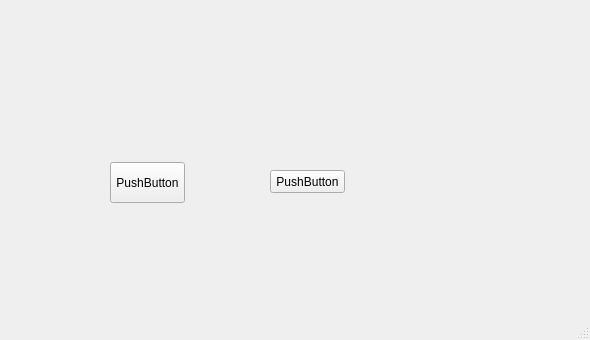
Old version of the form mainwindow.ui in the repository BMUlyashev/f1772.
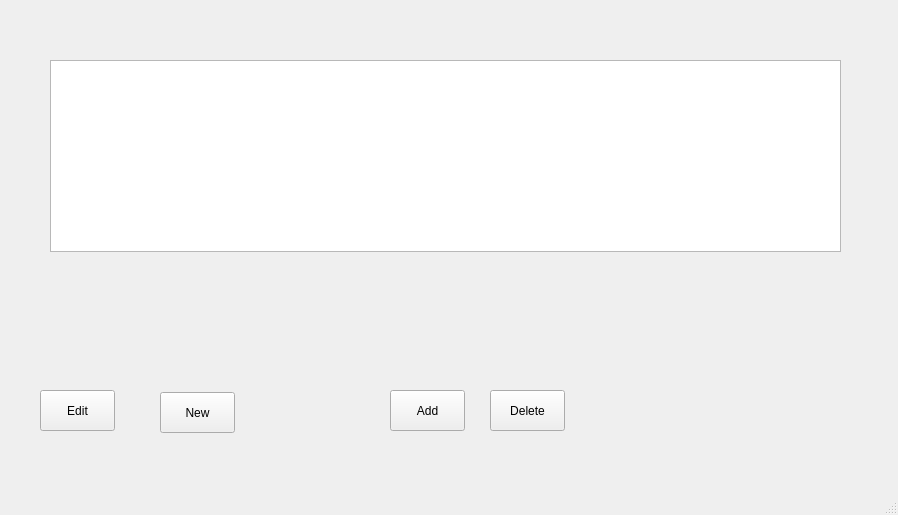
New version of the form.

```diff
--- a/mainwindow.ui
+++ b/mainwindow.ui
@@ -6,8 +6,8 @@
    <rect>
     <x>0</x>
     <y>0</y>
-    <width>590</width>
-    <height>340</height>
+    <width>898</width>
+    <height>515</height>
    </rect>
   </property>
   <property name="windowTitle">
@@ -17,27 +17,63 @@
    <widget class="QPushButton" name="pushButton">
     <property name="geometry">
      <rect>
-      <x>110</x>
-      <y>162</y>
+      <x>40</x>
+      <y>390</y>
       <width>75</width>
       <height>41</height>
      </rect>
     </property>
     <property name="text">
-     <string>PushButton</string>
+     <string>Edit</string>
     </property>
    </widget>
    <widget class="QPushButton" name="pushButton_2">
     <property name="geometry">
      <rect>
-      <x>270</x>
-      <y>170</y>
+      <x>160</x>
+      <y>392</y>
       <width>75</width>
-      <height>23</height>
+      <height>41</height>
      </rect>
     </property>
     <property name="text">
-     <string>PushButton</string>
+     <string>New</string>
+    </property>
+   </widget>
+   <widget class="QTableView" name="tableViewConfig">
+    <property name="geometry">
+     <rect>
+      <x>50</x>
+      <y>60</y>
+      <width>791</width>
+      <height>192</height>
+     </rect>
+    </property>
+   </widget>
+   <widget class="QPushButton" name="pushButton_4">
+    <property name="geometry">
+     <rect>
+      <x>390</x>
+      <y>390</y>
+      <width>75</width>
+      <height>41</height>
+     </rect>
+    </property>
+    <property name="text">
+     <string>Add</string>
+    </property>
+   </widget>
+   <widget class="QPushButton" name="pushButton_5">
+    <property name="geometry">
+     <rect>
+      <x>490</x>
+      <y>390</y>
+      <width>75</width>
+      <height>41</height>
+     </rect>
+    </property>
+    <property name="text">
+     <string>Delete</string>
     </property>
    </widget>
   </widget>
```
Left out of the diff: 2 changed lines with no effect on the pictures.
